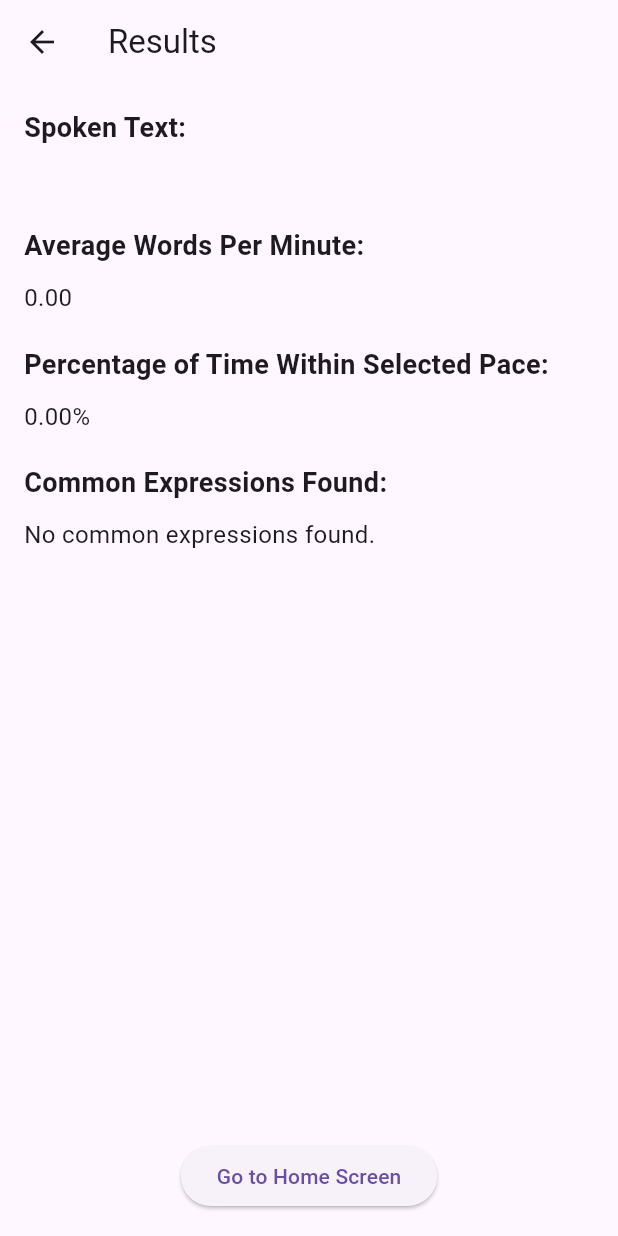
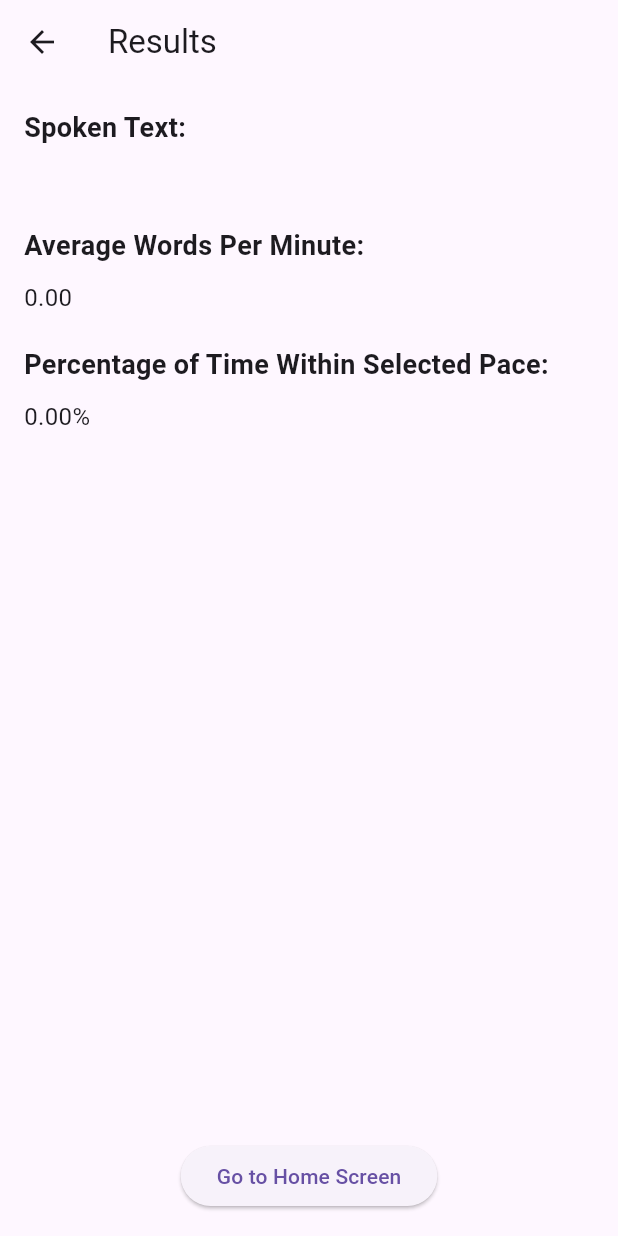
Before and after one commit to BettinaGotiu/licenta_app, a Flutter app: the ResultsScreen screen opened directly with empty values, on a phone screen of 412 x 824 dp. Run offline on Flutter 3.47's test engine with Material 3 defaults, Android fonts, the phone set to English and light mode, and no system bars; our stand-ins replace firebase_auth, firebase_core, speech_to_text, table_calendar; accounts and stored records are empty.

Commit message:
Simplifying expression recognition process

```diff
--- a/lib/pages/results_screen.dart
+++ b/lib/pages/results_screen.dart
@@ -5,14 +5,12 @@ class ResultsScreen extends StatelessWidget {
   final String spokenText;
   final double averageWpm;
   final double withinLimitPercentage;
-  final List<String> foundExpressions;
 
   const ResultsScreen({
     Key? key,
     required this.spokenText,
     required this.averageWpm,
     required this.withinLimitPercentage,
-    required this.foundExpressions,
   }) : super(key: key);
 
   @override
@@ -55,26 +53,6 @@ class ResultsScreen extends StatelessWidget {
               '${withinLimitPercentage.toStringAsFixed(2)}%',
               style: const TextStyle(fontSize: 16),
             ),
-            const SizedBox(height: 20),
-            const Text(
-              'Common Expressions Found:',
-              style: TextStyle(fontSize: 18, fontWeight: FontWeight.bold),
-            ),
-            const SizedBox(height: 10),
-            foundExpressions.isEmpty
-                ? const Text(
-                    'No common expressions found.',
-                    style: TextStyle(fontSize: 16),
-                  )
-                : Column(
-                    crossAxisAlignment: CrossAxisAlignment.start,
-                    children: foundExpressions.map((expression) {
-                      return Text(
-                        expression,
-                        style: const TextStyle(fontSize: 16),
-                      );
-                    }).toList(),
-                  ),
             const Spacer(),
             Center(
               child: ElevatedButton(
--- a/lib/pages/speech_to_text.dart
+++ b/lib/pages/speech_to_text.dart
@@ -248,10 +248,6 @@ class _SpeechToTextPageState extends State<SpeechToTextPage> {
         ? (_withinLimitCount / _wpmHistory.length) * 100
         : 0.0;
 
-    // Find common expressions in the recognized text
-    List<String> foundExpressions = _commonExpressions
-        .findCommonExpressions(_recognizedParagraphs.join(' '));
-
     // Navigate to results screen with the data
     Navigator.push(
       context,
@@ -260,7 +256,6 @@ class _SpeechToTextPageState extends State<SpeechToTextPage> {
           spokenText: _recognizedParagraphs.join(' '),
           averageWpm: averageWpm,
           withinLimitPercentage: withinLimitPercentage,
-          foundExpressions: foundExpressions,
         ),
       ),
     );
```
